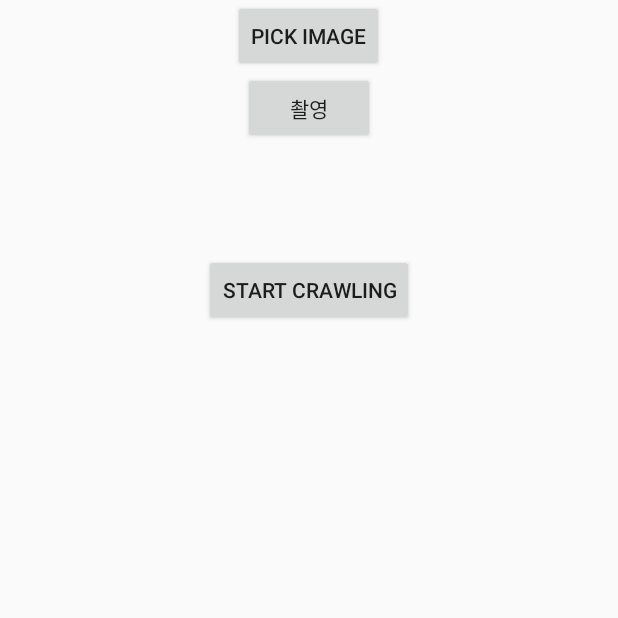
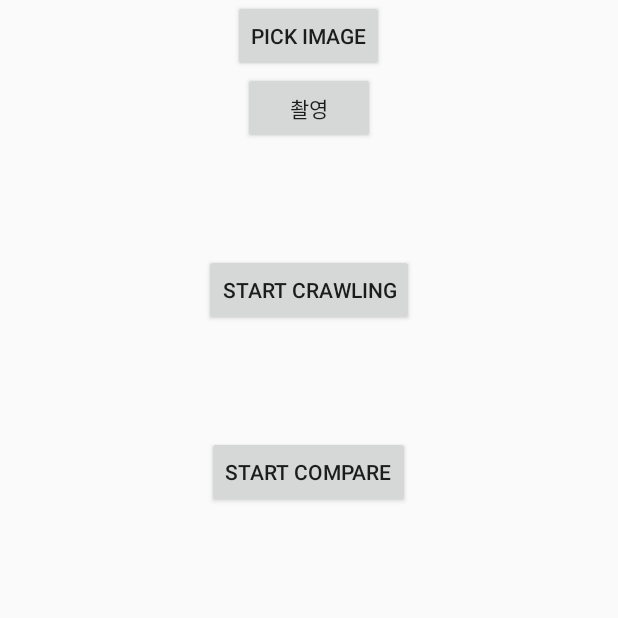
Before and after one commit to kimbamtol/And, an Android app: the ImageRecognitionActivity screen opened directly, with no data from a screen before it, on a phone screen of 412 x 824 dp, the top half of it. Run offline under Robolectric (Android 15) with nearby library versions, the phone set to English and light mode, and no system bars; our stand-ins replace data binding; libraries missing offline, so code that uses them is left out: com.canhub.cropper, com.google.mlkit.vision; pictures from the network do not load; 1 statement that could not run was skipped.

Commit message:
공공API 호출 후 파싱

```diff
--- a/app/src/main/java/com/and/LoginActivity.kt
+++ b/app/src/main/java/com/and/LoginActivity.kt
@@ -33,6 +33,9 @@ class LoginActivity : AppCompatActivity() {
         binding.btnStartKakaoLogin.setOnClickListener {
             kakaoLogin()
         }
+        binding.ToMainActivity.setOnClickListener {
+            startActivity(Intent(this, MainActivity::class.java))
+        }
     }
 
     private fun kakaoLogin() {
--- a/app/src/main/java/com/and/ManageDrugFragment.kt
+++ b/app/src/main/java/com/and/ManageDrugFragment.kt
@@ -18,6 +18,9 @@ import com.and.databinding.FragmentManageDrugBinding
 import com.and.datamodel.DrugDataModel
 import com.and.dialogfragment.AddDrugDialogFragment
 import com.and.dialogfragment.SettingDrugDialogFragment
+import android.os.Parcelable
+import kotlinx.android.parcel.Parcelize
+
 
 class ManageDrugFragment : Fragment() {
     private var _binding: FragmentManageDrugBinding? = null
@@ -149,7 +152,6 @@ class ManageDrugFragment : Fragment() {
             buttonToNext.setOnClickListener {
                 val intent = Intent(requireActivity(), ImageRecognitionActivity::class.java)
                 startActivity(intent)
-
             }
         }
         return binding.root
--- a/app/src/main/res/layout/activity_image_recognition.xml
+++ b/app/src/main/res/layout/activity_image_recognition.xml
@@ -2,6 +2,7 @@
 <layout xmlns:android="http://schemas.android.com/apk/res/android"
         xmlns:app="http://schemas.android.com/apk/res-auto"
         xmlns:tools="http://schemas.android.com/tools">
+
     <androidx.appcompat.widget.LinearLayoutCompat
         android:layout_width="match_parent"
         android:layout_height="match_parent"
@@ -17,43 +18,54 @@
             android:text="@string/pick_image"
             android:layout_gravity="center_horizontal"/>
 
-        <!--CameraX-->
+        <!-- 카메라 버튼 -->
         <Button
             android:id="@+id/buttonCamera"
             android:layout_width="wrap_content"
             android:layout_height="wrap_content"
             android:text="촬영"
-                app:layout_constraintTop_toBottomOf="@id/imageView"
-                app:layout_constraintBottom_toBottomOf="parent" tools:ignore="HardcodedText"/>
+            tools:ignore="HardcodedText"/>
 
         <!-- 선택한 이미지 출력 뷰 -->
         <ImageView
             android:id="@+id/imageView"
             android:layout_width="match_parent"
             android:layout_height="wrap_content"
-
-                app:layout_constraintBottom_toTopOf="@id/buttonCamera"
-                app:layout_constraintTop_toTopOf="@id/buttonCamera" android:contentDescription="TODO"
+            android:contentDescription="TODO"
             tools:ignore="ContentDescription,HardcodedText"/>
 
         <!-- 텍스트 인식 결과를 표시할 텍스트 뷰 -->
         <TextView
             android:id="@+id/textViewResult"
+            android:layout_width="match_parent"
+            android:layout_height="wrap_content"
+            android:layout_marginTop="30sp"
+            android:text=""
+            android:textSize="20sp"/>
+
+        <!-- 크롤링 시작 버튼 -->
+        <Button
+            android:id="@+id/buttonStartCrawling"
             android:layout_width="wrap_content"
+            android:layout_height="wrap_content"
+            android:text="Start Crawling"
+            android:layout_marginTop="16dp"/>
+
+        <!-- API 응답을 표시할 텍스트 뷰 -->
+        <TextView
+            android:id="@+id/responseTextView"
+            android:layout_width="match_parent"
             android:layout_height="wrap_content"
             android:layout_marginTop="30sp"
             android:text=""
             android:textSize="20sp"/>
 
         <Button
-                android:id="@+id/buttonStartCrawling"
+            android:id="@+id/buttonStartCompare"
             android:layout_width="wrap_content"
             android:layout_height="wrap_content"
-                android:text="Start Crawling"
-                android:layout_marginTop="16dp"
-                app:layout_constraintTop_toBottomOf="@id/textViewResult"
-                app:layout_constraintStart_toStartOf="parent"
-                app:layout_constraintEnd_toEndOf="parent" />
+            android:text="Start Compare"
+            android:layout_marginTop="16dp"/>
 
     </androidx.appcompat.widget.LinearLayoutCompat>
 </layout>
```
Also changed, not shown: app/src/main/java/com/and/Crawling.kt (+92 -58 lines), app/src/main/res/layout/activity_login.xml (+17 -1 lines). Lines whose indentation alone changed are shown as unchanged.
